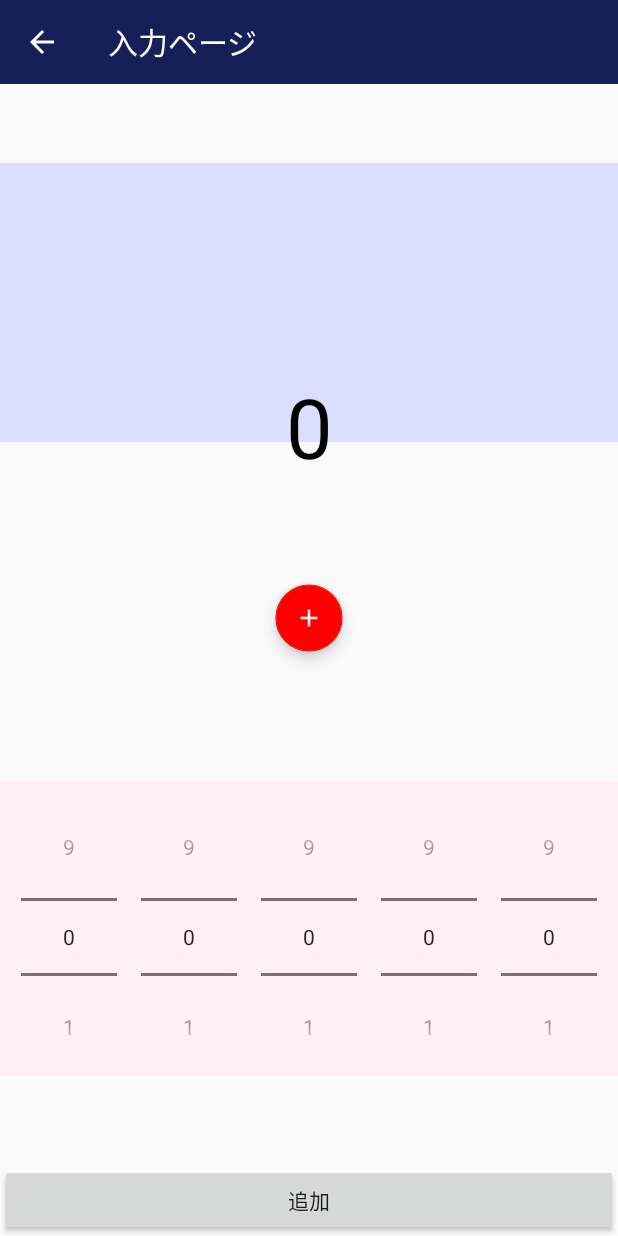
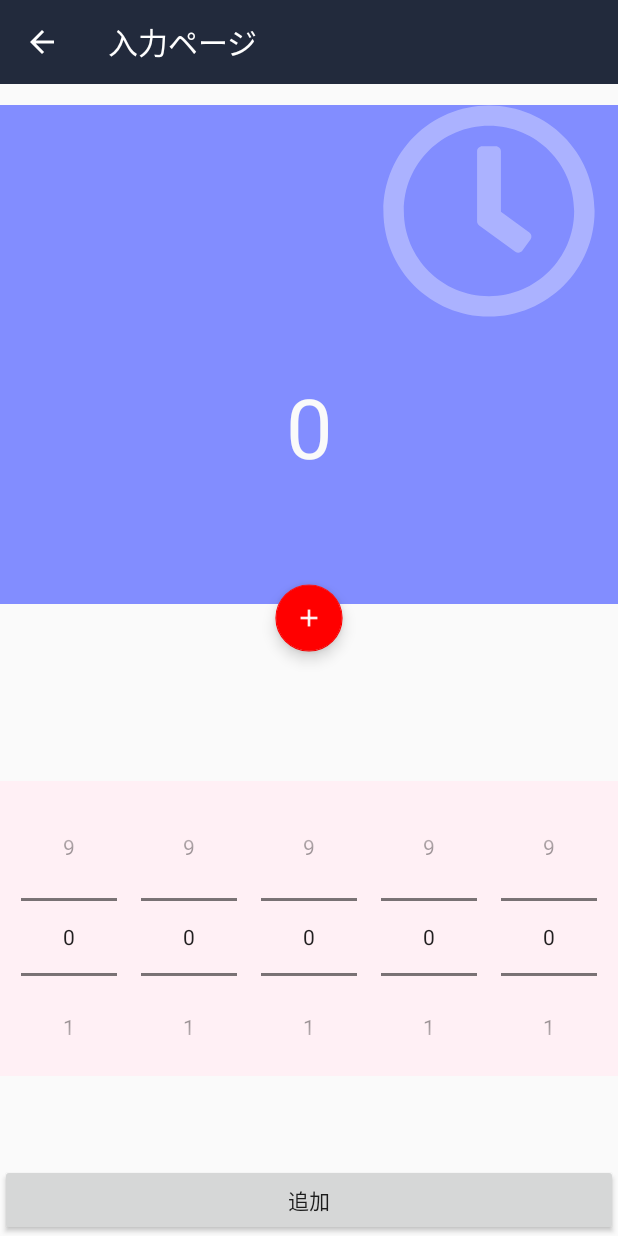
Before and after one commit to datsu0/RecycleViewTest, an Android app: the SubActivity screen opened directly, with no data from a screen before it, after a tap on an icon or button, on a phone screen of 412 x 824 dp. Run offline under Robolectric (Android 15) with nearby library versions, the phone set to English and light mode, and no system bars; our stand-ins replace Firebase (no records; nobody signed in at launch, a user with empty details on screens opened directly).

Commit message:
smelting UI UX

```diff
--- a/app/src/main/java/com/example/recycleviewtest/SubActivity.kt
+++ b/app/src/main/java/com/example/recycleviewtest/SubActivity.kt
@@ -37,7 +37,6 @@ class SubActivity : AppCompatActivity() {
     private val TAG = "SubActivity"
     private val REQUEST_CHOOSER = 1000
     private var m_uri: Uri? = null
-    private var imageView:ImageView? = null
     private lateinit var soundPool: SoundPool
     private var soundButton = 0
     private var soundDesition = 0
@@ -91,6 +90,7 @@ class SubActivity : AppCompatActivity() {
         val textUnit: TextView = findViewById(R.id.textunit)
         var backView: TextView = findViewById(R.id.background)
         var numBackView: TextView = findViewById(R.id.numBackGround)
+        val imageView: ImageView = findViewById(R.id.imageView)
         val intent = intent
         val detail = intent.getStringExtra("detail")
         val num = intent.getIntExtra("num", 0)
@@ -98,6 +98,14 @@ class SubActivity : AppCompatActivity() {
         textView.setText(detail)
         textNum.setText(num.toString())
         textUnit.setText(unit)
+        if(unit=="円"){
+            imageView!!.setImageResource(R.drawable.ic_yen_sign_solid)
+            numBackView.setBackgroundColor(Color.parseColor("#F0A03A"))
+
+        }else{
+            imageView!!.setImageResource(R.drawable.ic_clock_regular)
+            numBackView.setBackgroundColor(Color.parseColor("#828DFF"))
+        }
 
         val numPicker: NumberPicker = findViewById<NumberPicker>(R.id.numPicker0) as NumberPicker
         val numPicker1: NumberPicker = findViewById<NumberPicker>(R.id.numPicker1) as NumberPicker
@@ -335,33 +343,33 @@ class SubActivity : AppCompatActivity() {
             }
     }
 
-    override fun onActivityResult(requestCode: Int, resultCode: Int, data: Intent?) {
-        super.onActivityResult(requestCode, resultCode, data)
-
-        if (requestCode == REQUEST_CHOOSER) {
-
-            if (resultCode != Activity.RESULT_OK) {
-                // キャンセル時
-                return
-            }
-
-            val resultUri = (if (data != null) data.data else m_uri) ?: return
-
-            MediaScannerConnection.scanFile(
-                this,
-                arrayOf<String?>(resultUri.path),
-                arrayOf("image/jpeg"), null
-            )
-
-            // 画像を設定
-            val imageView = findViewById(R.id.imageView) as ImageView
-            imageView.setImageURI(resultUri)
-            Glide.with(imageView)
-                .load(resultUri)
-                .apply(RequestOptions.bitmapTransform(RoundedCorners(360)))
-                .into(imageView)
-
-            this.imageView = imageView
-        }
-    }
+//    override fun onActivityResult(requestCode: Int, resultCode: Int, data: Intent?) {
+//        super.onActivityResult(requestCode, resultCode, data)
+//
+//        if (requestCode == REQUEST_CHOOSER) {
+//
+//            if (resultCode != Activity.RESULT_OK) {
+//                // キャンセル時
+//                return
+//            }
+//
+//            val resultUri = (if (data != null) data.data else m_uri) ?: return
+//
+//            MediaScannerConnection.scanFile(
+//                this,
+//                arrayOf<String?>(resultUri.path),
+//                arrayOf("image/jpeg"), null
+//            )
+//
+//            // 画像を設定
+//            val imageView = findViewById(R.id.imageView) as ImageView
+//            imageView.setImageURI(resultUri)
+//            Glide.with(imageView)
+//                .load(resultUri)
+//                .apply(RequestOptions.bitmapTransform(RoundedCorners(360)))
+//                .into(imageView)
+//
+//            this.imageView = imageView
+//        }
+//    }
 }
--- a/app/src/main/java/com/example/recycleviewtest/ViewHolder.kt
+++ b/app/src/main/java/com/example/recycleviewtest/ViewHolder.kt
@@ -4,6 +4,7 @@ import android.view.View
 import android.widget.EditText
 import android.widget.ImageView
 import android.widget.TextView
+import androidx.cardview.widget.CardView
 
 class HomeViewHolder(itemView: View) :
     androidx.recyclerview.widget.RecyclerView.ViewHolder(itemView) {
@@ -12,4 +13,5 @@ class HomeViewHolder(itemView: View) :
     val numView: TextView = itemView.findViewById(R.id.row_num)
     val unitView: TextView = itemView.findViewById(R.id.row_unit)
     var image: ImageView? = itemView.findViewById(R.id.imageView)
+    var card: CardView = itemView.findViewById(R.id.cardView)
 }
--- /dev/null
+++ b/app/src/main/res/drawable/ic_clock_regular.xml
@@ -0,0 +1,9 @@
+<vector xmlns:android="http://schemas.android.com/apk/res/android"
+    android:width="512dp"
+    android:height="512dp"
+    android:viewportWidth="512"
+    android:viewportHeight="512">
+  <path
+      android:pathData="M256,8C119,8 8,119 8,256s111,248 248,248 248,-111 248,-248S393,8 256,8zM256,456c-110.5,0 -200,-89.5 -200,-200S145.5,56 256,56s200,89.5 200,200 -89.5,200 -200,200zM317.8,351.6l-84.9,-61.7c-3.1,-2.3 -4.9,-5.9 -4.9,-9.7L228,116c0,-6.6 5.4,-12 12,-12h32c6.6,0 12,5.4 12,12v141.7l66.8,48.6c5.4,3.9 6.5,11.4 2.6,16.8L334.6,349c-3.9,5.3 -11.4,6.5 -16.8,2.6z"
+      android:fillColor="#54FFFFFF"/>
+</vector>
--- /dev/null
+++ b/app/src/main/res/drawable/ic_yen_sign_solid.xml
@@ -0,0 +1,9 @@
+<vector xmlns:android="http://schemas.android.com/apk/res/android"
+    android:width="384dp"
+    android:height="512dp"
+    android:viewportWidth="384"
+    android:viewportHeight="512">
+  <path
+      android:pathData="M351.2,32h-65.3c-4.6,0 -8.8,2.6 -10.8,6.7l-55.4,113.2c-14.5,34.7 -27.1,71.9 -27.1,71.9h-1.3s-12.6,-37.2 -27.1,-71.9L108.8,38.7c-2,-4.1 -6.2,-6.7 -10.8,-6.7H32.8c-9.1,0 -14.8,9.7 -10.6,17.6L102.3,200H44c-6.6,0 -12,5.4 -12,12v32c0,6.6 5.4,12 12,12h88.2l19.8,37.2V320H44c-6.6,0 -12,5.4 -12,12v32c0,6.6 5.4,12 12,12h108v92c0,6.6 5.4,12 12,12h56c6.6,0 12,-5.4 12,-12v-92h108c6.6,0 12,-5.4 12,-12v-32c0,-6.6 -5.4,-12 -12,-12H232v-26.8l19.8,-37.2H340c6.6,0 12,-5.4 12,-12v-32c0,-6.6 -5.4,-12 -12,-12h-58.3l80.1,-150.4c4.3,-7.9 -1.5,-17.6 -10.6,-17.6z"
+      android:fillColor="#54FFFFFF"/>
+</vector>
--- a/app/src/main/res/layout/activity_main.xml
+++ b/app/src/main/res/layout/activity_main.xml
@@ -5,6 +5,7 @@
     xmlns:fab="http://schemas.android.com/tools"
     android:layout_width="match_parent"
     android:layout_height="match_parent"
+    android:background="@color/themeColor"
     android:clipToPadding="false"
     tools:context=".MainActivity">
 
@@ -26,7 +27,7 @@
         android:layout_width="fill_parent"
         android:layout_height="wrap_content"
         android:layout_centerInParent="true"
-        android:background="#FF151F58"
+        android:background="@color/themeColor"
         android:paddingLeft="5dp"
         android:paddingTop="5dp"
         android:paddingRight="5dp"
--- a/app/src/main/res/layout/activity_sub.xml
+++ b/app/src/main/res/layout/activity_sub.xml
@@ -17,7 +17,7 @@
         app:layout_constraintVertical_bias="0"
         android:layout_width="fill_parent"
         android:layout_height="wrap_content"
-        android:background="#FF151F58"
+        android:background="@color/themeColor"
         app:theme="@style/ToolbarTheme" />
 
 
@@ -25,10 +25,10 @@
         android:id="@+id/numBackGround"
         android:layout_width="fill_parent"
         android:layout_height="wrap_content"
-        android:background="#DBDFFF"
+        android:background="@color/cardViewBule"
         android:bottomLeftRadius="10dp"
         android:bottomRightRadius="10dp"
-        android:textSize="140dp"
+        android:textSize="250dp"
         android:topLeftRadius="10dp"
         android:topRightRadius="10dp"
         app:layout_constraintBottom_toBottomOf="parent"
@@ -36,14 +36,26 @@
         app:layout_constraintHorizontal_bias="0.0"
         app:layout_constraintStart_toStartOf="parent"
         app:layout_constraintTop_toTopOf="parent"
-        app:layout_constraintVertical_bias="0.17" />
+        app:layout_constraintVertical_bias="0.142" />
+
+    <ImageView
+        android:id="@+id/imageView"
+        android:layout_width="145dp"
+        android:layout_height="145dp"
+        android:src="@drawable/ic_yen_sign_solid"
+        app:layout_constraintStart_toStartOf="parent"
+        app:layout_constraintEnd_toEndOf="parent"
+        app:layout_constraintTop_toTopOf="parent"
+        app:layout_constraintBottom_toBottomOf="parent"
+        app:layout_constraintVertical_bias="0.1"
+        app:layout_constraintHorizontal_bias="0.95"/>
 
     <TextView
             android:id="@+id/text"
             android:layout_width="wrap_content"
             android:layout_height="wrap_content"
             android:text="null"
-            android:textColor="#000000"
+            android:textColor="@color/textColor"
             android:textSize="30dp"
             app:layout_constraintStart_toStartOf="parent"
             app:layout_constraintEnd_toEndOf="parent"
@@ -57,7 +69,7 @@
             android:layout_width="wrap_content"
             android:layout_height="wrap_content"
             android:text="null"
-            android:textColor="#000000"
+            android:textColor="@color/textColor"
             android:textSize="55dp"
             app:layout_constraintStart_toStartOf="parent"
             app:layout_constraintEnd_toEndOf="parent"
@@ -70,7 +82,7 @@
             android:layout_width="wrap_content"
             android:layout_height="wrap_content"
             android:text="null"
-            android:textColor="#000000"
+            android:textColor="@color/textColor"
             android:textSize="30dp"
             app:layout_constraintStart_toStartOf="parent"
             app:layout_constraintEnd_toEndOf="parent"
--- a/app/src/main/res/values/colors.xml
+++ b/app/src/main/res/values/colors.xml
@@ -1,10 +1,19 @@
 <?xml version="1.0" encoding="utf-8"?>
 <resources>
-    <color name="colorPrimary">#151F58</color>
-    <color name="colorPrimaryDark">#151F58</color>
+    <color name="colorPrimary">#222A3C</color>
+    <color name="colorPrimaryDark">#222A3C</color>
+    <color name="themeColor">#222A3C</color>
+
     <color name="colorAccent">#D81B60</color>
+    <color name="textColor">#FAFAFA</color>
+
+
+
     <color name="white">#FFFFFF</color>
     <color name="blue">#3F51B5</color>
     <color name="red">#FF0000</color>
     <color name="recycle_highlight_color">#ff4081</color>
+    <color name="colordebug">#F0A03A</color>
+    <color name="cardViewBule">#828DFF</color>
+
 </resources>
--- a/app/src/main/res/values/styles.xml
+++ b/app/src/main/res/values/styles.xml
@@ -11,6 +11,7 @@
 <!--        <item name="windowActionBar">false</item>-->
 <!--        <item name="android:windowFullscreen">true</item>-->
         <item name="android:windowContentOverlay">@null</item>
+        <item name="android:windowContentTransitions">true</item>
     </style>
 
     <style name="ToolbarTheme" parent="Theme.AppCompat.Light">
```
Also changed, not shown: app/src/main/java/com/example/recycleviewtest/ViewAdapter.kt (+10 -1 lines), app/src/main/res/layout/list_item.xml (+52 -30 lines).
